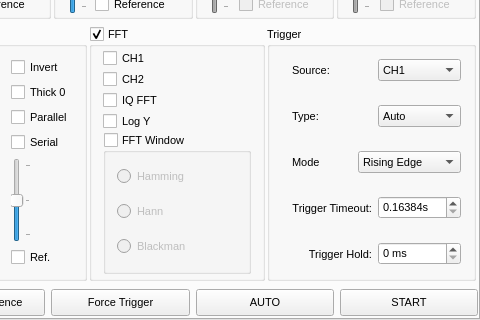
Above: xprotolabinterface.ui from ganzziani/xscopes-qt before the change; both pictures show x 355 to 835 and y 309 to 629 of the 835 by 629 pixel window. Below: the same form after it.
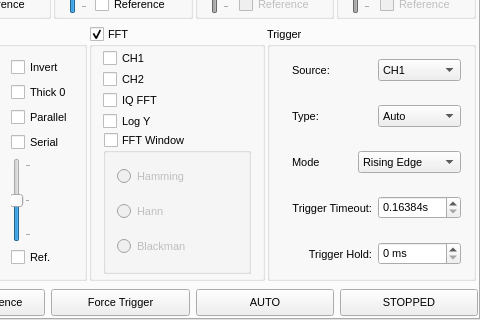
That is the form after the change. Icons and pictures are not drawn. Custom widgets are drawn as their Qt base class.

Commit message: Scope button shows the run state: RUNNING (green) or STOPPED (red)

```diff
--- a/xprotolabinterface.ui
+++ b/xprotolabinterface.ui
@@ -1804,7 +1804,7 @@
               </size>
              </property>
              <property name="text">
-              <string>START</string>
+              <string>STOPPED</string>
              </property>
             </widget>
            </item>
```
The commit also changes 4 other files.
